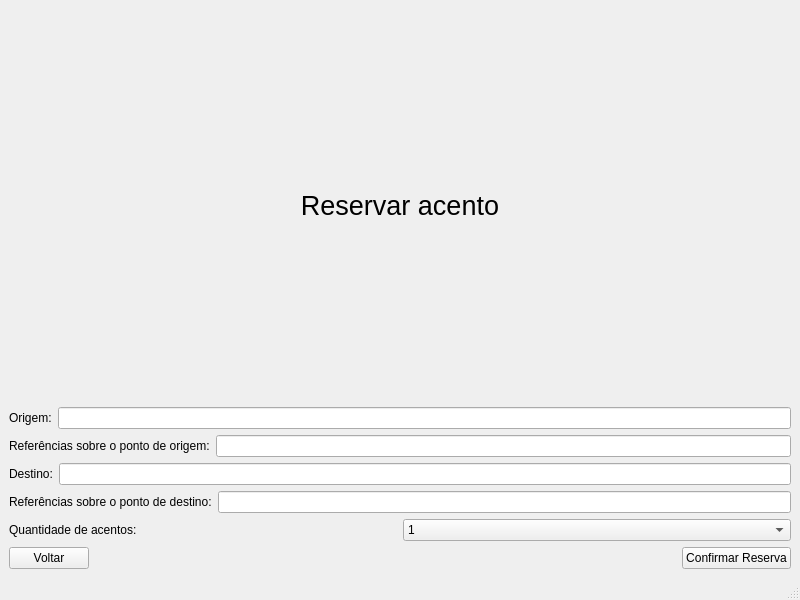
Liedsonfsa/Route-Run, file Cliente/ui/reserva.ui: the form before one commit.
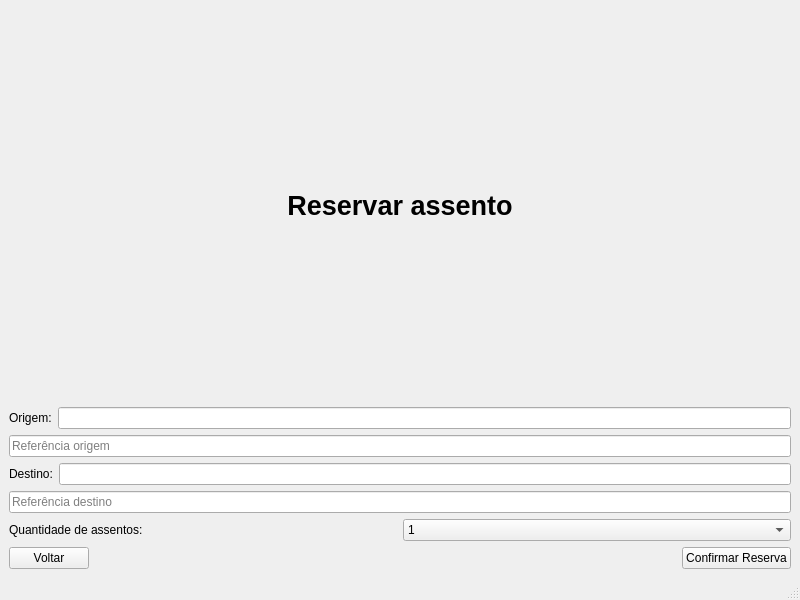
The form after the commit.

The edit to the form file:
```diff
--- a/Cliente/ui/reserva.ui
+++ b/Cliente/ui/reserva.ui
@@ -18,15 +18,12 @@
     <item row="2" column="0">
      <layout class="QHBoxLayout" name="horizontalLayout_4">
       <item>
-       <widget class="QLabel" name="label_5">
-        <property name="text">
-         <string>Referências sobre o ponto de origem:</string>
+       <widget class="QLineEdit" name="ref_origem">
+        <property name="placeholderText">
+         <string>Referência origem</string>
         </property>
        </widget>
       </item>
-      <item>
-       <widget class="QLineEdit" name="ref_origem"/>
-      </item>
      </layout>
     </item>
     <item row="0" column="0">
@@ -34,10 +31,12 @@
       <property name="font">
        <font>
         <pointsize>20</pointsize>
+        <weight>75</weight>
+        <bold>true</bold>
        </font>
       </property>
       <property name="text">
-       <string>Reservar acento</string>
+       <string>Reservar assento</string>
       </property>
       <property name="alignment">
        <set>Qt::AlignCenter</set>
@@ -65,15 +64,12 @@
     <item row="4" column="0">
      <layout class="QHBoxLayout" name="horizontalLayout_5">
       <item>
-       <widget class="QLabel" name="label_6">
-        <property name="text">
-         <string>Referências sobre o ponto de destino:</string>
+       <widget class="QLineEdit" name="ref_destino">
+        <property name="placeholderText">
+         <string>Referência destino</string>
         </property>
        </widget>
       </item>
-      <item>
-       <widget class="QLineEdit" name="ref_destino"/>
-      </item>
      </layout>
     </item>
     <item row="1" column="0">
@@ -130,7 +126,7 @@
       <item>
        <widget class="QLabel" name="label_2">
         <property name="text">
-         <string>Quantidade de acentos:</string>
+         <string>Quantidade de assentos:</string>
         </property>
        </widget>
       </item>
```
